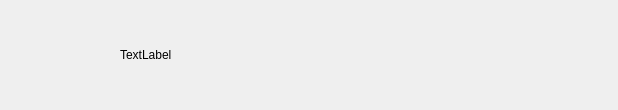
First picture: the form in client/widgets/conuseritem.ui, repository yrc920/xiguchat, before the edit.
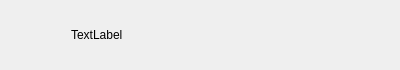
Second picture: the form after the edit.

Patch:
```diff
--- a/client/widgets/conuseritem.ui
+++ b/client/widgets/conuseritem.ui
@@ -6,20 +6,20 @@
    <rect>
     <x>0</x>
     <y>0</y>
-    <width>618</width>
-    <height>110</height>
+    <width>400</width>
+    <height>70</height>
    </rect>
   </property>
   <property name="minimumSize">
    <size>
     <width>0</width>
-    <height>110</height>
+    <height>70</height>
    </size>
   </property>
   <property name="maximumSize">
    <size>
     <width>16777215</width>
-    <height>110</height>
+    <height>70</height>
    </size>
   </property>
   <property name="windowTitle">
@@ -27,32 +27,32 @@
   </property>
   <layout class="QHBoxLayout" name="horizontalLayout">
    <property name="spacing">
-    <number>10</number>
+    <number>5</number>
    </property>
    <property name="leftMargin">
-    <number>20</number>
+    <number>6</number>
    </property>
    <property name="topMargin">
-    <number>10</number>
+    <number>2</number>
    </property>
    <property name="rightMargin">
-    <number>10</number>
+    <number>6</number>
    </property>
    <property name="bottomMargin">
-    <number>10</number>
+    <number>2</number>
    </property>
    <item>
     <widget class="QWidget" name="widget" native="true">
      <property name="minimumSize">
       <size>
-       <width>90</width>
-       <height>90</height>
+       <width>60</width>
+       <height>60</height>
       </size>
      </property>
      <property name="maximumSize">
       <size>
-       <width>90</width>
-       <height>90</height>
+       <width>60</width>
+       <height>60</height>
       </size>
      </property>
      <widget class="QLabel" name="icon_lb">
@@ -60,20 +60,20 @@
        <rect>
         <x>0</x>
         <y>10</y>
-        <width>70</width>
-        <height>70</height>
+        <width>45</width>
+        <height>45</height>
        </rect>
       </property>
       <property name="minimumSize">
        <size>
-        <width>70</width>
-        <height>70</height>
+        <width>45</width>
+        <height>45</height>
        </size>
       </property>
       <property name="maximumSize">
        <size>
-        <width>70</width>
-        <height>70</height>
+        <width>45</width>
+        <height>45</height>
        </size>
       </property>
       <property name="text">
@@ -83,22 +83,22 @@
      <widget class="QLabel" name="red_point">
       <property name="geometry">
        <rect>
-        <x>50</x>
-        <y>0</y>
-        <width>40</width>
-        <height>40</height>
+        <x>27</x>
+        <y>2</y>
+        <width>30</width>
+        <height>30</height>
        </rect>
       </property>
       <property name="minimumSize">
        <size>
-        <width>40</width>
-        <height>40</height>
+        <width>30</width>
+        <height>30</height>
        </size>
       </property>
       <property name="maximumSize">
        <size>
-        <width>40</width>
-        <height>40</height>
+        <width>30</width>
+        <height>30</height>
        </size>
       </property>
       <property name="text">
```
